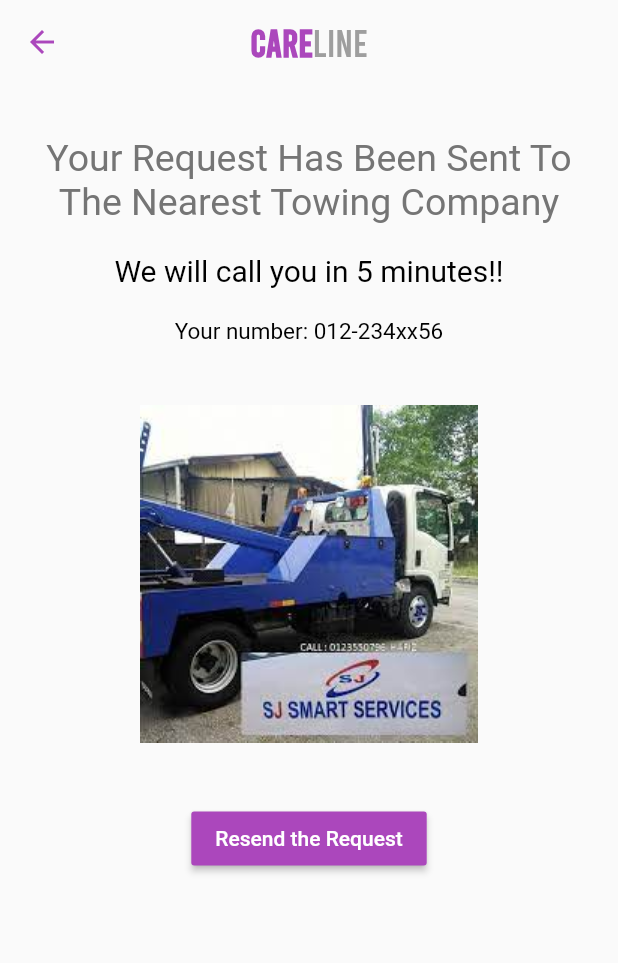
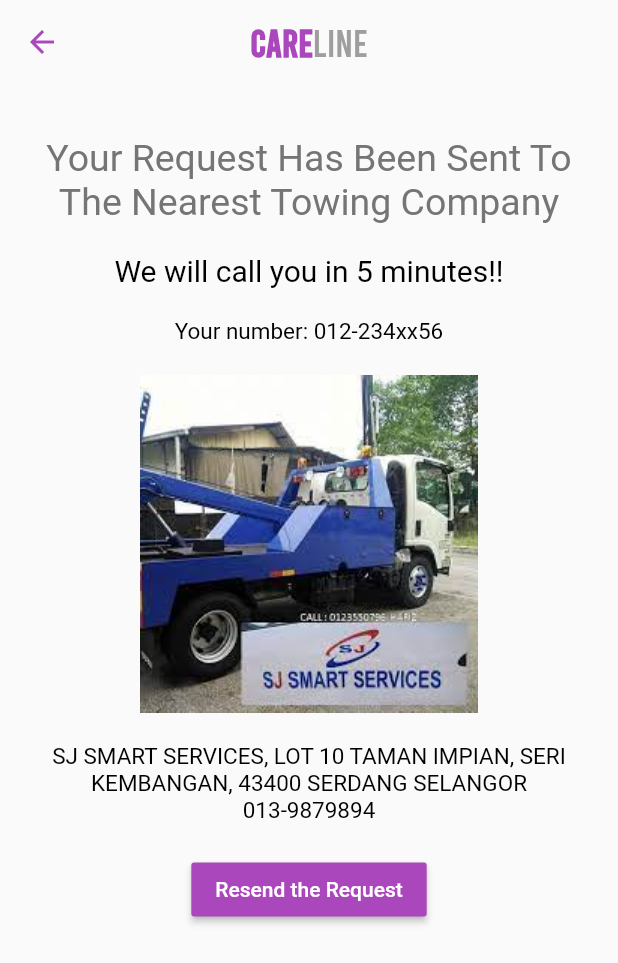
Before and after one commit to taufiqzaidong/Final-Project-E-Commerce, a Flutter app: the Wallet screen opened directly, on a phone screen of 412 x 824 dp. Shown: the top 963 px of the screen. Run offline on Flutter 3.47's test engine with Material 2 defaults, Android fonts, the light colour scheme and no system bars; our stand-ins replace cloud_firestore, dio, firebase_auth, firebase_core, firebase_storage, flutter_cache_manager and 10 more; missing offline and left inert: flutter_statusbarcolor, gradient_text, wallpaper_manager; accounts and stored records are empty.

Commit message:
Update wallet.dart

```diff
--- a/lib/screens/wallet.dart
+++ b/lib/screens/wallet.dart
@@ -52,13 +52,28 @@
                   ),
                 ),
                 SizedBox(
-                  height: 40,
+                  height: 20,
                 ),
                 Center(
                   child: Image.asset('assets/tow.jpg'),
                 ),
+                SizedBox(height: 20),
+                Center(
+                  child: Text(
+                    "SJ SMART SERVICES, LOT 10 TAMAN IMPIAN, SERI KEMBANGAN, 43400 SERDANG SELANGOR ",
+                    style: TextStyle(fontSize: 15, color: Colors.black),
+                    textAlign: TextAlign.center,
+                  ),
+                ),
+                Center(
+                  child: Text(
+                    "013-9879894 ",
+                    style: TextStyle(fontSize: 15, color: Colors.black),
+                    textAlign: TextAlign.center,
+                  ),
+                ),
                 SizedBox(
-                  height: 40,
+                  height: 20,
                   width: 60,
                 ),
                 RaisedButton(
```
